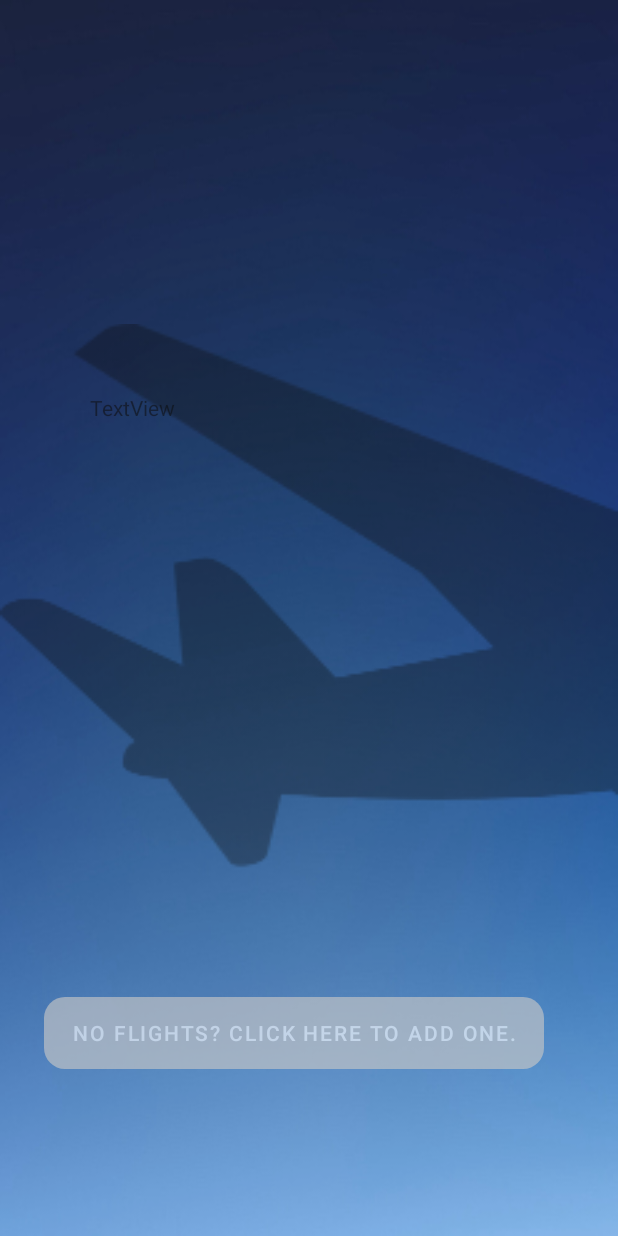
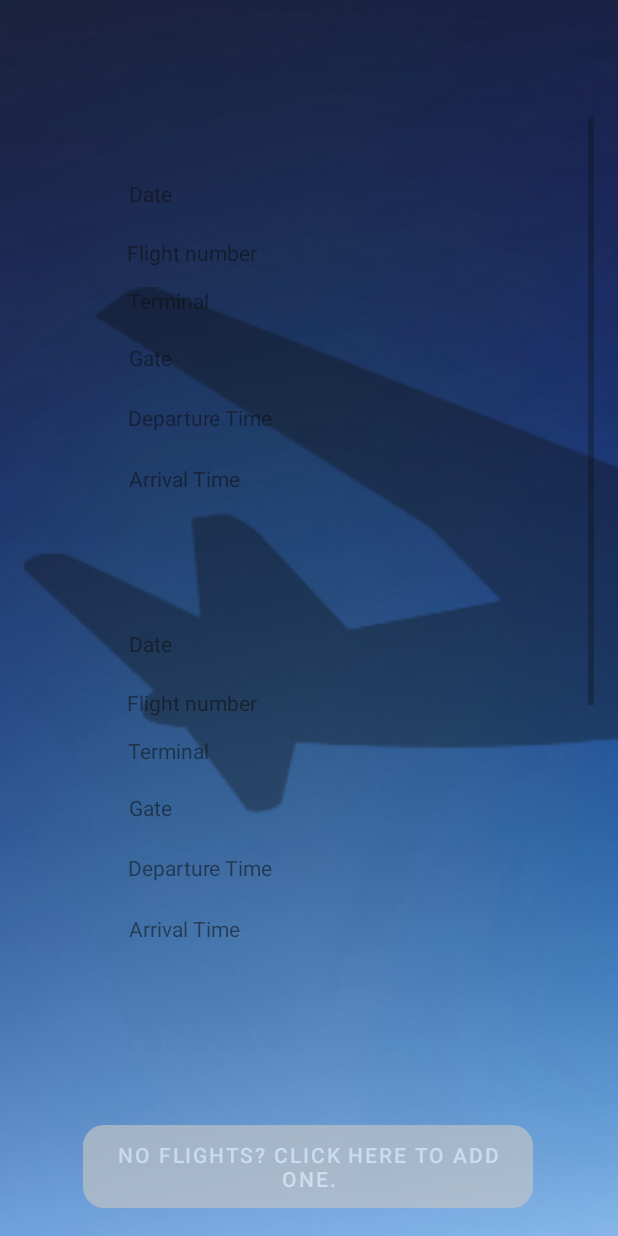
Before and after one commit to gundarsv/FlyIt-Android, an Android app: the layout fragment_flights.xml on its own in the app's theme, with its tools: preview values and no code run, on a phone screen of 412 x 824 dp. Run offline under Robolectric (Android 15) with nearby library versions, the phone set to English and light mode, and no system bars; network calls fail.

Commit message:
small changes

```diff
--- a/app/src/main/java/com/flyit/application/fragments/FlightsFragment.java
+++ b/app/src/main/java/com/flyit/application/fragments/FlightsFragment.java
@@ -47,6 +47,8 @@ public class FlightsFragment extends Fragment {
                 FragmentUtils.changeFragment(getActivity(), fragmentManager, new SearchForFlightFragment(), "SearchForFlightsFragment");
             }
         });
+
+
         flightViewModel.getFlight().observe(getViewLifecycleOwner(), new Observer<Resource<List<Flight>>>() {
             @Override
             public void onChanged(Resource<List<Flight>> listResource) {
--- a/app/src/main/java/com/flyit/application/fragments/SearchForFlightFragment.java
+++ b/app/src/main/java/com/flyit/application/fragments/SearchForFlightFragment.java
@@ -16,6 +16,7 @@ import androidx.lifecycle.Observer;
 import androidx.lifecycle.ViewModelProvider;
 
 import com.flyit.application.R;
+import com.flyit.application.fragments.utils.FragmentUtils;
 import com.flyit.application.models.Flight;
 import com.flyit.application.models.SearchForFlight;
 import com.flyit.application.viewModels.SearchForFlightViewModel;
@@ -27,6 +28,7 @@ public class SearchForFlightFragment extends Fragment {
     private SearchView mSearchView;
     private TextView mSearchFlightNo;
     private Button mButtonSearch;
+    private Button mbuttonGoToFlights;
 
     @Nullable
     @Override
@@ -36,10 +38,18 @@ public class SearchForFlightFragment extends Fragment {
         mSearchView = view.findViewById(R.id.searchFlight);
         mSearchFlightNo = view.findViewById(R.id.searchFlightNo);
         mButtonSearch = view.findViewById(R.id.buttonSearch);
+        mbuttonGoToFlights = view.findViewById(R.id.buttonGoToFlights);
 
         searchForFlightViewModel = new ViewModelProvider(this).get(SearchForFlightViewModel.class);
 
         this.fragmentManager = getActivity().getSupportFragmentManager();
+
+        mbuttonGoToFlights.setOnClickListener(new View.OnClickListener() {
+            @Override
+            public void onClick(View v) {
+                FragmentUtils.changeFragment(getActivity(), fragmentManager, new FlightsFragment(), "FlightsFragment");
+            }
+        });
 
        mButtonSearch.setOnClickListener(new View.OnClickListener() {
            @Override
--- a/app/src/main/java/com/flyit/application/repositories/FlightsRepository.java
+++ b/app/src/main/java/com/flyit/application/repositories/FlightsRepository.java
@@ -24,7 +24,6 @@ public class FlightsRepository {
     private FlyItApi flyItApi;
     private SharedPreferences mPrefs;
     private SharedPreferences.Editor mPrefsEdit;
-
 
     private static FlightsRepository flightsRepository = null;
 
--- a/app/src/main/res/layout/fragment_flights.xml
+++ b/app/src/main/res/layout/fragment_flights.xml
@@ -11,41 +11,40 @@
 
     <ImageView
         android:id="@+id/big_plane1"
-        android:layout_width="412dp"
-        android:layout_height="731dp"
+        android:layout_width="458dp"
+        android:layout_height="469dp"
         android:alpha=".35"
         app:layout_constraintBottom_toBottomOf="parent"
         app:layout_constraintEnd_toEndOf="parent"
-        app:layout_constraintHorizontal_bias="1.0"
+        app:layout_constraintHorizontal_bias="0.324"
         app:layout_constraintStart_toStartOf="parent"
         app:layout_constraintTop_toTopOf="parent"
-        app:layout_constraintVertical_bias="1.0"
+        app:layout_constraintVertical_bias="0.54"
         app:srcCompat="@drawable/big_plane_1half" />
 
     <Button
         android:id="@+id/buttonNoFlights"
-        android:layout_width="333dp"
+        android:layout_width="300dp"
         android:layout_height="wrap_content"
         android:alpha=".65"
         android:background="@drawable/rounded_corners"
         android:text="No flights? Click here to add one."
-        app:layout_constraintBottom_toBottomOf="@+id/big_plane1"
+        app:layout_constraintBottom_toBottomOf="parent"
         app:layout_constraintEnd_toEndOf="parent"
-        app:layout_constraintHorizontal_bias="0.371"
-        app:layout_constraintStart_toStartOf="@+id/big_plane1"
-        app:layout_constraintTop_toTopOf="@+id/big_plane1"
-        app:layout_constraintVertical_bias="0.837" />
+        app:layout_constraintHorizontal_bias="0.495"
+        app:layout_constraintStart_toStartOf="parent"
+        app:layout_constraintTop_toTopOf="parent"
+        app:layout_constraintVertical_bias="0.976" />
 
-    <TextView
-        android:id="@+id/flightNo"
-        android:layout_width="116dp"
-        android:layout_height="45dp"
-        android:text="TextView"
+    <androidx.recyclerview.widget.RecyclerView
+        android:id="@+id/recycler_view_flights_list"
+        android:layout_width="379dp"
+        android:layout_height="594dp"
         app:layout_constraintBottom_toTopOf="@+id/buttonNoFlights"
         app:layout_constraintEnd_toEndOf="parent"
-        app:layout_constraintHorizontal_bias="0.203"
         app:layout_constraintStart_toStartOf="parent"
         app:layout_constraintTop_toTopOf="parent"
-        app:layout_constraintVertical_bias="0.423" />
+        android:scrollbars="vertical"
+        tools:listitem="@layout/list_item_flight" />
 
 </androidx.constraintlayout.widget.ConstraintLayout>
--- a/app/src/main/res/layout/fragment_searchforflights.xml
+++ b/app/src/main/res/layout/fragment_searchforflights.xml
@@ -11,37 +11,36 @@
 
     <ImageView
         android:id="@+id/big_plane1"
-        android:layout_width="412dp"
-        android:layout_height="731dp"
+        android:layout_width="458dp"
+        android:layout_height="469dp"
         android:alpha=".35"
         app:layout_constraintBottom_toBottomOf="parent"
         app:layout_constraintEnd_toEndOf="parent"
-        app:layout_constraintHorizontal_bias="0.0"
+        app:layout_constraintHorizontal_bias="0.914"
         app:layout_constraintStart_toStartOf="parent"
         app:layout_constraintTop_toTopOf="parent"
-        app:layout_constraintVertical_bias="1.0"
+        app:layout_constraintVertical_bias="0.297"
         app:srcCompat="@drawable/big_plane_2half" />
 
     <SearchView
         android:id="@+id/searchFlight"
-        android:layout_width="350dp"
+        android:layout_width="300dp"
         android:layout_height="50dp"
         android:alpha=".65"
         android:background="@drawable/rounded_corners"
         android:backgroundTint="#C4C4C4"
         android:clickable="true"
-        app:layout_constraintBottom_toBottomOf="@+id/big_plane1"
-        app:layout_constraintEnd_toEndOf="@+id/big_plane1"
-        app:layout_constraintHorizontal_bias="0.483"
+        app:layout_constraintBottom_toBottomOf="parent"
+        app:layout_constraintEnd_toEndOf="parent"
+        app:layout_constraintHorizontal_bias="0.491"
         app:layout_constraintStart_toStartOf="parent"
         app:layout_constraintTop_toTopOf="parent"
-        app:layout_constraintVertical_bias="0.271" />
+        app:layout_constraintVertical_bias="0.201" />
 
     <TextView
         android:id="@+id/searchFlightNo"
         android:layout_width="wrap_content"
         android:layout_height="wrap_content"
-        android:text="TextView"
         app:layout_constraintBottom_toBottomOf="parent"
         app:layout_constraintEnd_toEndOf="parent"
         app:layout_constraintStart_toStartOf="parent"
@@ -51,11 +50,22 @@
         android:id="@+id/buttonSearch"
         android:layout_width="wrap_content"
         android:layout_height="wrap_content"
-        android:text="Button"
+        android:text="Search"
         app:layout_constraintBottom_toBottomOf="parent"
-        app:layout_constraintEnd_toEndOf="@+id/big_plane1"
-        app:layout_constraintHorizontal_bias="0.445"
-        app:layout_constraintStart_toStartOf="@+id/big_plane1"
+        app:layout_constraintEnd_toEndOf="parent"
+        app:layout_constraintStart_toStartOf="parent"
         app:layout_constraintTop_toTopOf="parent"
-        app:layout_constraintVertical_bias="0.614" />
+        app:layout_constraintVertical_bias="0.402" />
+
+    <Button
+        android:id="@+id/buttonGoToFlights"
+        android:layout_width="wrap_content"
+        android:layout_height="wrap_content"
+        android:text="Go to flights page"
+        app:layout_constraintBottom_toBottomOf="parent"
+        app:layout_constraintEnd_toEndOf="parent"
+        app:layout_constraintHorizontal_bias="0.497"
+        app:layout_constraintStart_toStartOf="parent"
+        app:layout_constraintTop_toTopOf="parent"
+        app:layout_constraintVertical_bias="0.843" />
 </androidx.constraintlayout.widget.ConstraintLayout>
--- /dev/null
+++ b/app/src/main/res/layout/list_item_flight.xml
@@ -0,0 +1,86 @@
+<?xml version="1.0" encoding="utf-8"?>
+<FrameLayout xmlns:android="http://schemas.android.com/apk/res/android"
+    xmlns:app="http://schemas.android.com/apk/res-auto"
+    xmlns:tools="http://schemas.android.com/tools"
+    android:layout_width="match_parent"
+    android:layout_height="300dp">
+
+    <androidx.constraintlayout.widget.ConstraintLayout
+        android:layout_width="match_parent"
+        android:layout_height="302dp">
+
+        <TextView
+            android:id="@+id/Date"
+            android:layout_width="wrap_content"
+            android:layout_height="wrap_content"
+            android:text="Date"
+            app:layout_constraintBottom_toBottomOf="parent"
+            app:layout_constraintEnd_toEndOf="parent"
+            app:layout_constraintHorizontal_bias="0.198"
+            app:layout_constraintStart_toStartOf="parent"
+            app:layout_constraintTop_toTopOf="parent"
+            app:layout_constraintVertical_bias="0.146" />
+
+        <TextView
+            android:id="@+id/terminal"
+            android:layout_width="wrap_content"
+            android:layout_height="wrap_content"
+            android:text="Terminal"
+            app:layout_constraintBottom_toBottomOf="parent"
+            app:layout_constraintEnd_toEndOf="parent"
+            app:layout_constraintHorizontal_bias="0.212"
+            app:layout_constraintStart_toStartOf="parent"
+            app:layout_constraintTop_toTopOf="parent"
+            app:layout_constraintVertical_bias="0.399" />
+
+        <TextView
+            android:id="@+id/gate"
+            android:layout_width="wrap_content"
+            android:layout_height="wrap_content"
+            android:text="Gate"
+            app:layout_constraintBottom_toBottomOf="parent"
+            app:layout_constraintEnd_toEndOf="parent"
+            app:layout_constraintHorizontal_bias="0.198"
+            app:layout_constraintStart_toStartOf="parent"
+            app:layout_constraintTop_toTopOf="parent"
+            app:layout_constraintVertical_bias="0.533" />
+
+        <TextView
+            android:id="@+id/departureTime"
+            android:layout_width="wrap_content"
+            android:layout_height="wrap_content"
+            android:text="Departure Time"
+            app:layout_constraintBottom_toBottomOf="parent"
+            app:layout_constraintEnd_toEndOf="parent"
+            app:layout_constraintHorizontal_bias="0.242"
+            app:layout_constraintStart_toStartOf="parent"
+            app:layout_constraintTop_toTopOf="parent"
+            app:layout_constraintVertical_bias="0.674" />
+
+        <TextView
+            android:id="@+id/arrivalTime"
+            android:layout_width="wrap_content"
+            android:layout_height="wrap_content"
+            android:text="Arrival Time"
+            app:layout_constraintBottom_toBottomOf="parent"
+            app:layout_constraintEnd_toEndOf="parent"
+            app:layout_constraintHorizontal_bias="0.226"
+            app:layout_constraintStart_toStartOf="parent"
+            app:layout_constraintTop_toTopOf="parent"
+            app:layout_constraintVertical_bias="0.819" />
+
+        <TextView
+            android:id="@+id/flightNo"
+            android:layout_width="wrap_content"
+            android:layout_height="wrap_content"
+            android:text="Flight number"
+            app:layout_constraintBottom_toBottomOf="parent"
+            app:layout_constraintEnd_toEndOf="parent"
+            app:layout_constraintHorizontal_bias="0.233"
+            app:layout_constraintStart_toStartOf="parent"
+            app:layout_constraintTop_toTopOf="parent"
+            app:layout_constraintVertical_bias="0.286" />
+
+    </androidx.constraintlayout.widget.ConstraintLayout>
+
+</FrameLayout>
```
